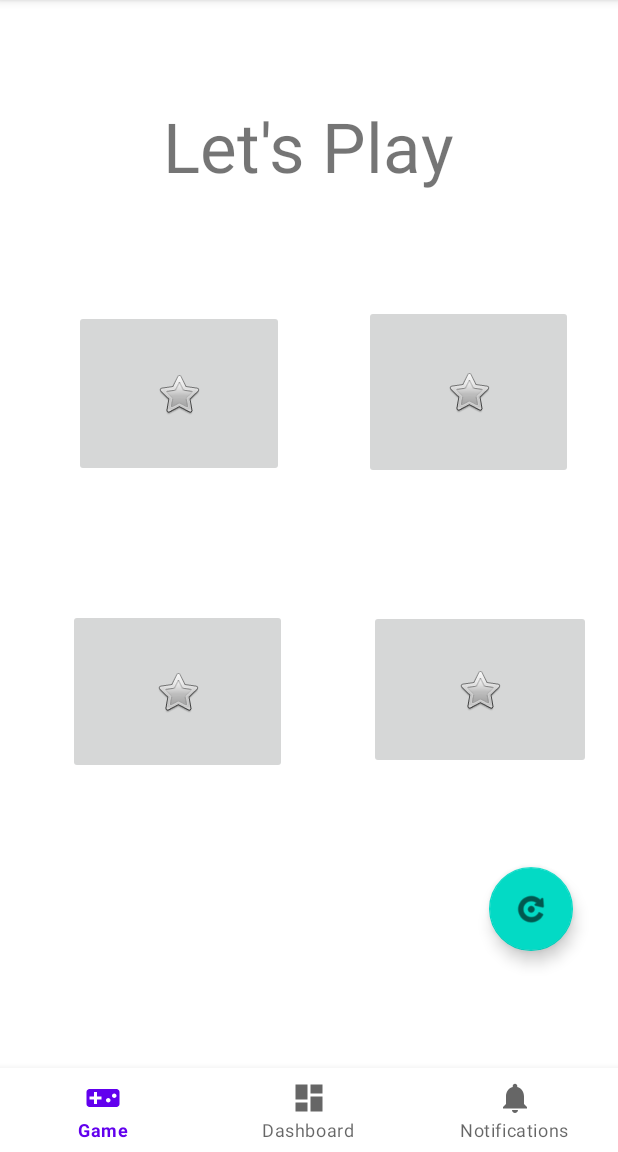
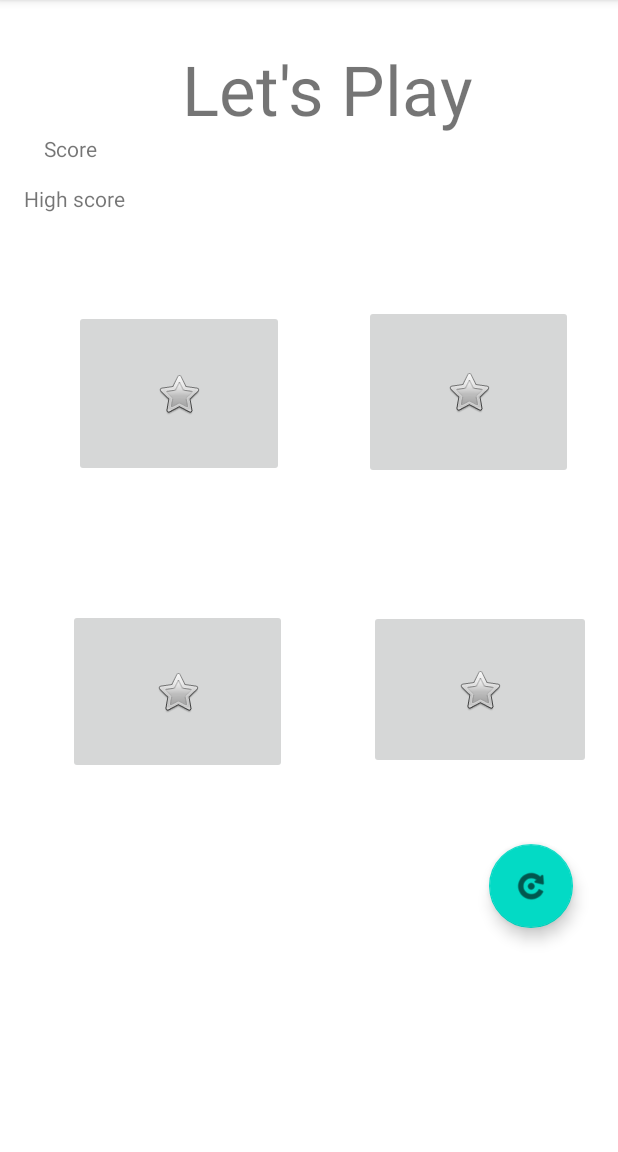
Before and after one commit to minnasiivo/android_java, an Android app: the Guess screen opened directly, with no data from a screen before it, on a phone screen of 412 x 824 dp, the part 84-1236 px from its top. Run offline under Robolectric (Android 15) with nearby library versions, the phone set to English and light mode, and no system bars.

Commit message:
sovellus ilman toimivaa botton navigaatiota :D

```diff
--- a/app/src/main/java/com/example/appnbrone/Guess.java
+++ b/app/src/main/java/com/example/appnbrone/Guess.java
@@ -1,28 +1,50 @@
 package com.example.appnbrone;
+
+import android.content.SharedPreferences;
+import android.graphics.Color;
+import android.os.Bundle;
+import android.preference.PreferenceManager;
+import android.view.View;
+import android.view.animation.Animation;
+import android.view.animation.AnimationUtils;
+import android.widget.ImageButton;
 
 import androidx.appcompat.app.AppCompatActivity;
 
-import android.graphics.Color;
-import android.os.Bundle;
-import android.view.View;
-import android.view.animation.Animation;
-import android.view.animation.AnimationUtils;
-import android.widget.Button;
-import android.widget.ImageButton;
 import java.util.Random;
 
 
 public class Guess extends AppCompatActivity {
+
+    private static final String KEY_HS = "HighScore";
 
     @Override
     protected void onCreate(Bundle savedInstanceState) {
         super.onCreate(savedInstanceState);
         setContentView(R.layout.activity_guess);
 
+        findViewById(R.id.gameView).setVisibility(View.INVISIBLE);
 
+
+// Luodaan satunnaisluku, joka määrittää mihin dino piiloutuu
         Random rand = new Random();
         int rand_int1 = rand.nextInt(4);
+
+        //pelin parastulos laiteen sisäisessä muistissa:
+
+        final int score;
+        SharedPreferences myPreferences
+                = PreferenceManager.getDefaultSharedPreferences(Guess.this);
+        SharedPreferences.Editor myEditor = myPreferences.edit();
+        myEditor.putInt("KEY_HS",0);
+        myEditor.commit();
+        int highScore = myPreferences.getInt("KEY_HS", 0);
+
+
+// Animaatio, kun korttia käännetään
         Animation animation = AnimationUtils.loadAnimation(getApplicationContext(), R.anim.roundanimation);
+
+       // määritetään korttien klikki-ominaisuudet
         final ImageButton button0 = findViewById(R.id.imageButton);
         button0.setOnClickListener(new View.OnClickListener() {
                                       public void onClick(View v) {
@@ -32,6 +54,9 @@ public class Guess extends AppCompatActivity {
                                           button0.setImageResource(R.mipmap.ic_launcher_round);
                                           button0.setBackgroundColor(Color.WHITE);
                                           button0.setVisibility(View.VISIBLE);}
+                                          else {
+                                              findViewById(R.id.gameView).setVisibility(View.VISIBLE);
+                                          }
                                       }
                                   }
         );
@@ -44,6 +69,7 @@ public class Guess extends AppCompatActivity {
                                           button1.setImageResource(R.mipmap.ic_launcher_round);
                                           button1.setBackgroundColor(Color.WHITE);
                                           button1.setVisibility(View.VISIBLE);}
+
                                       }
                                   }
         ); final ImageButton button2 = findViewById(R.id.imageButton3);
@@ -79,12 +105,5 @@ public class Guess extends AppCompatActivity {
     }
 
 
-    public static void main(String args[])
-    {
-        // create instance of Random class
-        Random rand = new Random();
 
-        // Generate random integers in range 0 to 3
-        int rand_int1 = rand.nextInt(4);
-    }
 }
--- a/app/src/main/java/com/example/appnbrone/MainActivity.java
+++ b/app/src/main/java/com/example/appnbrone/MainActivity.java
@@ -38,7 +38,7 @@ public class MainActivity extends AppCompatActivity {
             }
         });
     }
-        public void sartGuess(View view) {
+        public void startGuess(View view) {
             Intent intent = new Intent(this, Guess.class);
             startActivity(intent);
         }
--- a/app/src/main/res/anim/roundanimation.xml
+++ b/app/src/main/res/anim/roundanimation.xml
@@ -5,7 +5,5 @@
         android:pivotX="50%"
         android:pivotY="50%"
         android:duration="600"
-        android:repeatMode="restart"
-        android:repeatCount="infinite"
         android:interpolator="@android:anim/cycle_interpolator"/>
 </set>
--- a/app/src/main/res/layout/activity_guess.xml
+++ b/app/src/main/res/layout/activity_guess.xml
@@ -6,15 +6,7 @@
     android:layout_height="match_parent"
     tools:context=".Guess">
 
-    <com.google.android.material.bottomnavigation.BottomNavigationView
-        android:id="@+id/nav_view"
-        android:layout_width="0dp"
-        android:layout_height="wrap_content"
-        android:background="?android:attr/windowBackground"
-        app:layout_constraintBottom_toBottomOf="parent"
-        app:layout_constraintLeft_toLeftOf="parent"
-        app:layout_constraintRight_toRightOf="parent"
-        app:menu="@menu/bottom_nav_menu" />
+
 
     <ImageButton
         android:id="@+id/imageButton5"
@@ -63,7 +55,8 @@
         app:layout_constraintStart_toStartOf="@+id/guideline2"
         app:layout_constraintTop_toTopOf="@+id/guideline3"
         app:layout_constraintVertical_bias="0.142"
-        app:srcCompat="@android:drawable/btn_star" />
+        app:srcCompat="@android:drawable/btn_star"
+        tools:ignore="SpeakableTextPresentCheck" />
 
     <androidx.constraintlayout.widget.Guideline
         android:id="@+id/guideline2"
@@ -87,25 +80,65 @@
         android:text="@string/Game_header"
         app:layout_constraintBottom_toTopOf="@+id/guideline3"
         app:layout_constraintEnd_toEndOf="parent"
+        app:layout_constraintHorizontal_bias="0.56"
         app:layout_constraintStart_toStartOf="parent"
         app:layout_constraintTop_toTopOf="parent"
-        app:layout_constraintVertical_bias="0.22" />
+        app:layout_constraintVertical_bias="0.095" />
+
 
     <com.google.android.material.floatingactionbutton.FloatingActionButton
         android:id="@+id/floatingActionButton"
         android:layout_width="wrap_content"
         android:layout_height="wrap_content"
-        android:layout_marginBottom="21dp"
         android:clickable="true"
         android:onClick="refresh"
-        app:layout_constraintBottom_toTopOf="@+id/nav_view"
+        app:layout_constraintBottom_toBottomOf="parent"
         app:layout_constraintEnd_toEndOf="parent"
         app:layout_constraintHorizontal_bias="0.915"
         app:layout_constraintStart_toStartOf="parent"
         app:layout_constraintTop_toBottomOf="@+id/imageButton4"
-        app:layout_constraintVertical_bias="0.538"
+        app:layout_constraintVertical_bias="0.251"
         app:srcCompat="@android:drawable/ic_menu_rotate"
         tools:ignore="SpeakableTextPresentCheck" />
 
+    <TextView
+        android:id="@+id/highScore"
+        android:layout_width="wrap_content"
+        android:layout_height="wrap_content"
+        android:text="@string/score"
+        app:layout_constraintBottom_toTopOf="@+id/guideline3"
+        app:layout_constraintEnd_toStartOf="@+id/guideline2"
+        app:layout_constraintHorizontal_bias="0.106"
+        app:layout_constraintStart_toStartOf="parent"
+        app:layout_constraintTop_toTopOf="parent"
+        app:layout_constraintVertical_bias="0.355" />
+
+    <TextView
+        android:id="@+id/myScore"
+        android:layout_width="wrap_content"
+        android:layout_height="wrap_content"
+        android:text="@string/myscore"
+        app:layout_constraintBottom_toTopOf="@+id/highScore"
+        app:layout_constraintEnd_toStartOf="@+id/guideline2"
+        app:layout_constraintHorizontal_bias="0.16"
+        app:layout_constraintStart_toStartOf="parent"
+        app:layout_constraintTop_toTopOf="parent"
+        app:layout_constraintVertical_bias="0.865" />
+
+    <TextView
+        android:id="@+id/gameView"
+        android:layout_width="397dp"
+        android:layout_height="359dp"
+        android:background="@color/cardview_light_background"
+        android:text="@string/gameTextView"
+        android:textAlignment="center"
+        android:textColor="@color/black"
+        android:autoSizeTextType="uniform"
+        app:layout_constraintBottom_toTopOf="@+id/floatingActionButton"
+        app:layout_constraintEnd_toEndOf="parent"
+        app:layout_constraintHorizontal_bias="0.5"
+        app:layout_constraintStart_toStartOf="parent"
+        app:layout_constraintTop_toBottomOf="@+id/highScore" />
+
 
 </androidx.constraintlayout.widget.ConstraintLayout>
--- a/app/src/main/res/menu/bottom_nav_menu.xml
+++ b/app/src/main/res/menu/bottom_nav_menu.xml
@@ -3,8 +3,8 @@
 
     <item
         android:id="@+id/navigation_home"
-        android:icon="@drawable/ic_baseline_videogame_asset_24"
-        android:title="@string/title_home" />
+        android:icon="@drawable/ic_home_black_24dp"
+        android:title="Home" />
 
     <item
         android:id="@+id/navigation_dashboard"
--- a/app/src/main/res/values/strings.xml
+++ b/app/src/main/res/values/strings.xml
@@ -8,4 +8,7 @@
     <string name="title_dashboard">Dashboard</string>
     <string name="title_notifications">Notifications</string>
     <string name="Game_header">Let\'s Play</string>
+    <string name="score">High score</string>
+    <string name="myscore">Score</string>
+    <string name="gameTextView">Try again</string>
 </resources>
```
Also changed, not shown: app/src/main/AndroidManifest.xml (+6 -4 lines), app/src/main/java/com/example/appnbrone/ui/home/HomeFragment.java (+23 -7 lines), app/src/main/res/layout/activity_main.xml (+3 -13 lines), app/src/main/res/layout/fragment_home.xml (+9 -9 lines).
